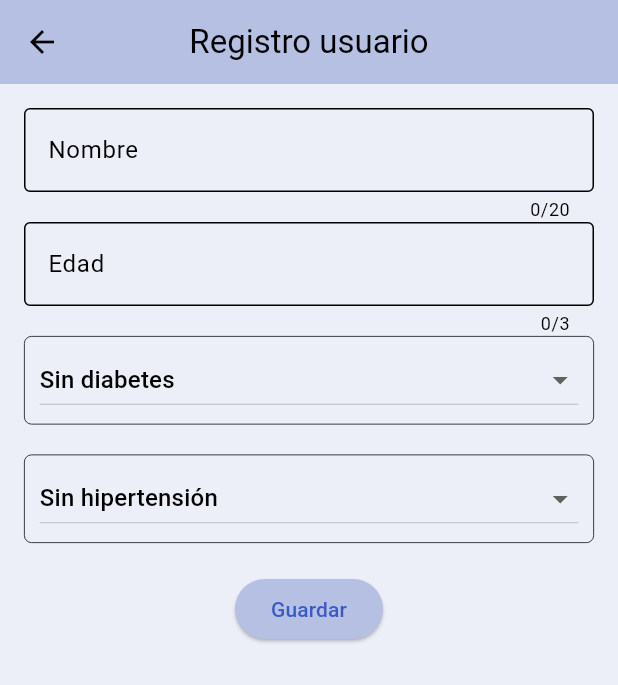
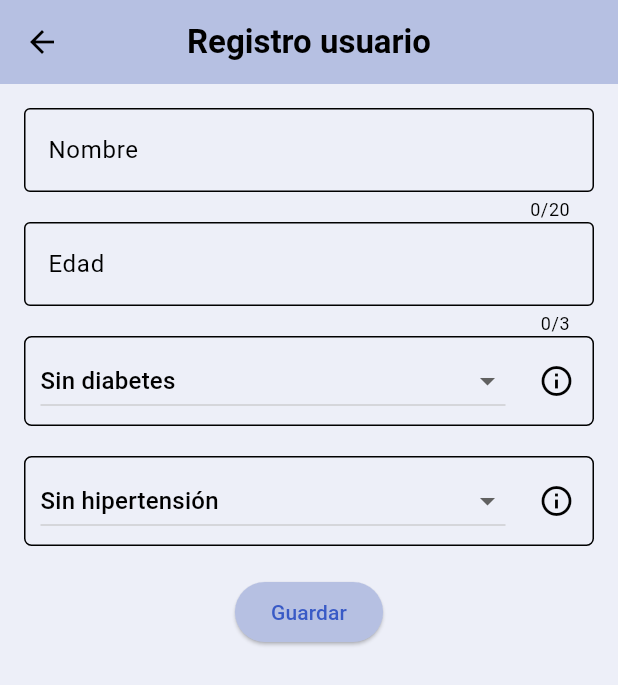
Before and after one commit to nehemiasmunoz/Decoder-F, a Flutter app: the UserRegisterView screen opened by its route, on a phone screen of 412 x 824 dp. Shown: the top 685 px of the screen. Run offline on Flutter 3.47's test engine with Material 3 defaults, Android fonts, the phone set to English and light mode, and no system bars; our stand-ins replace animate_do, flutter_dotenv, google_generative_ai, sqflite; accounts and stored records are empty.

Commit message:
Upd: appbar text design, remove unnecessay code

```diff
--- a/lib/views/screens/register/user_register_view.dart
+++ b/lib/views/screens/register/user_register_view.dart
@@ -1,6 +1,7 @@
 import 'package:decoder/controllers/provider/user/form/user_form.dart';
 import 'package:decoder/controllers/provider/user/user_database_provider.dart';
 import 'package:decoder/models/enums/enums.dart';
+import 'package:decoder/views/screens/enum_detail/enum_detail_view.dart';
 import 'package:flutter/material.dart';
 import 'package:provider/provider.dart';
 
@@ -12,12 +13,20 @@ class UserRegisterView extends StatelessWidget {
 
   @override
   Widget build(BuildContext context) {
-    final notifierFunctions = Provider.of<UserForm>(context, listen: false);
+    final notifier = Provider.of<UserForm>(context);
     final userDb = Provider.of<UserDatabaseProvider>(context);
-    (user != null) ? notifierFunctions.fillUser(user!) : null;
+    if (user != null) {
+      notifier.ctrlName.text = user!.name;
+      notifier.ctrlAge.text = user!.age.toString();
+      notifier.diabetesType = user!.diabetesType;
+      notifier.hypertensionType = user!.hypertensionType;
+    }
     return Scaffold(
       appBar: AppBar(
-        title: const Text("Registro usuario"),
+        title: const Text(
+          "Registro usuario",
+          style: TextStyle(fontWeight: FontWeight.bold),
+        ),
         centerTitle: true,
       ),
       body: Container(
@@ -47,8 +56,11 @@ class UserRegisterView extends StatelessWidget {
                     ),
                     Container(
                       decoration: BoxDecoration(
-                          border: Border.all(width: .5),
+                          border: Border.all(width: 1),
                           borderRadius: BorderRadius.circular(5)),
+                      child: Row(
+                        children: [
+                          Expanded(
                             child: DropdownButton<Diabetes>(
                               padding: const EdgeInsets.symmetric(
                                   vertical: 5, horizontal: 10),
@@ -64,19 +76,40 @@ class UserRegisterView extends StatelessWidget {
                               value: notifier.diabetesType,
                             ),
                           ),
+                          IconButton(
+                            onPressed: () {
+                              Navigator.push(
+                                context,
+                                MaterialPageRoute(
+                                  builder: (ctx) => EnumDetail(
+                                    title: "Tipos de diabetes",
+                                    items: diabetesList,
+                                  ),
+                                ),
+                              );
+                            },
+                            icon: const Icon(Icons.info_outline),
+                          ),
+                        ],
+                      ),
+                    ),
                     const SizedBox(
                       height: 20,
                     ),
                     Container(
                       decoration: BoxDecoration(
-                        border: Border.all(width: .5),
+                        border: Border.all(width: 1),
                         borderRadius: BorderRadius.circular(5),
                       ),
+                      child: Row(
+                        children: [
+                          Expanded(
                             child: DropdownButton<Hypertension>(
                               padding: const EdgeInsets.symmetric(
                                   vertical: 5, horizontal: 10),
                               isExpanded: true,
-                        items: Hypertension.values.map((Hypertension item) {
+                              items:
+                                  Hypertension.values.map((Hypertension item) {
                                 return DropdownMenuItem(
                                   value: item,
                                   child: Text(item.type),
@@ -85,6 +118,23 @@ class UserRegisterView extends StatelessWidget {
                               onChanged: (Hypertension? value) =>
                                   notifier.setHypertension(value!),
                               value: notifier.hypertensionType,
+                            ),
+                          ),
+                          IconButton(
+                            onPressed: () {
+                              Navigator.push(
+                                context,
+                                MaterialPageRoute(
+                                  builder: (ctx) => EnumDetail(
+                                    title: "Tipos de hipertension",
+                                    items: hypertensionList,
+                                  ),
+                                ),
+                              );
+                            },
+                            icon: const Icon(Icons.info_outline),
+                          )
+                        ],
                       ),
                     ),
                     const SizedBox(
@@ -98,6 +148,7 @@ class UserRegisterView extends StatelessWidget {
                         } else {
                           userDb.addUser(notifier.getUserData());
                         }
+                        notifier.resetForm();
                         Navigator.pop(context);
                       },
                       child: const Text("Guardar"),
```
Lines whose indentation alone changed are shown as unchanged.
